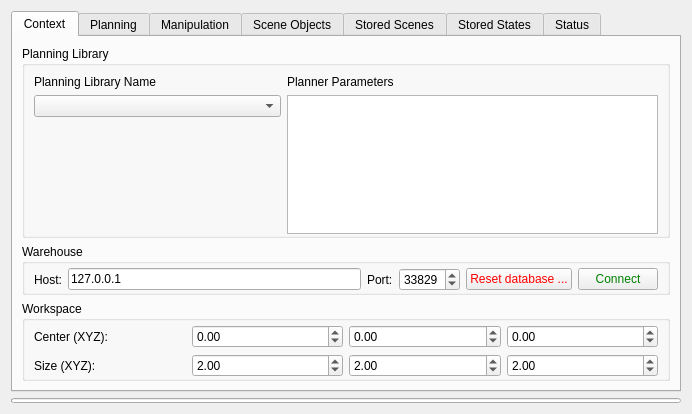
Old version of the form moveit_ros/visualization/motion_planning_rviz_plugin/src/ui/motion_planning_rviz_plugin_frame.ui in the repository moveit/moveit.
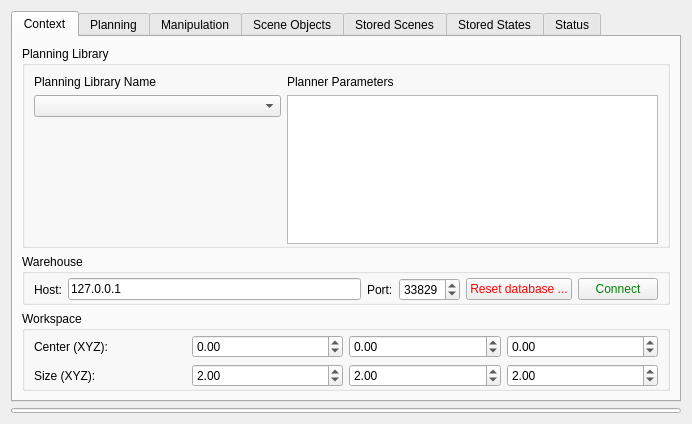
New version of the form. Custom widgets are drawn as their Qt base class.

Commit message: Fixed Issue #2062: RViz panel-Planner Parameters move right without scrollbar

```diff
--- a/moveit_ros/visualization/motion_planning_rviz_plugin/src/ui/motion_planning_rviz_plugin_frame.ui
+++ b/moveit_ros/visualization/motion_planning_rviz_plugin/src/ui/motion_planning_rviz_plugin_frame.ui
@@ -7,7 +7,7 @@
     <x>0</x>
     <y>0</y>
     <width>692</width>
-    <height>414</height>
+    <height>424</height>
    </rect>
   </property>
   <property name="windowTitle">
```
Left out of the diff: 3 changed lines with no effect on the pictures.
